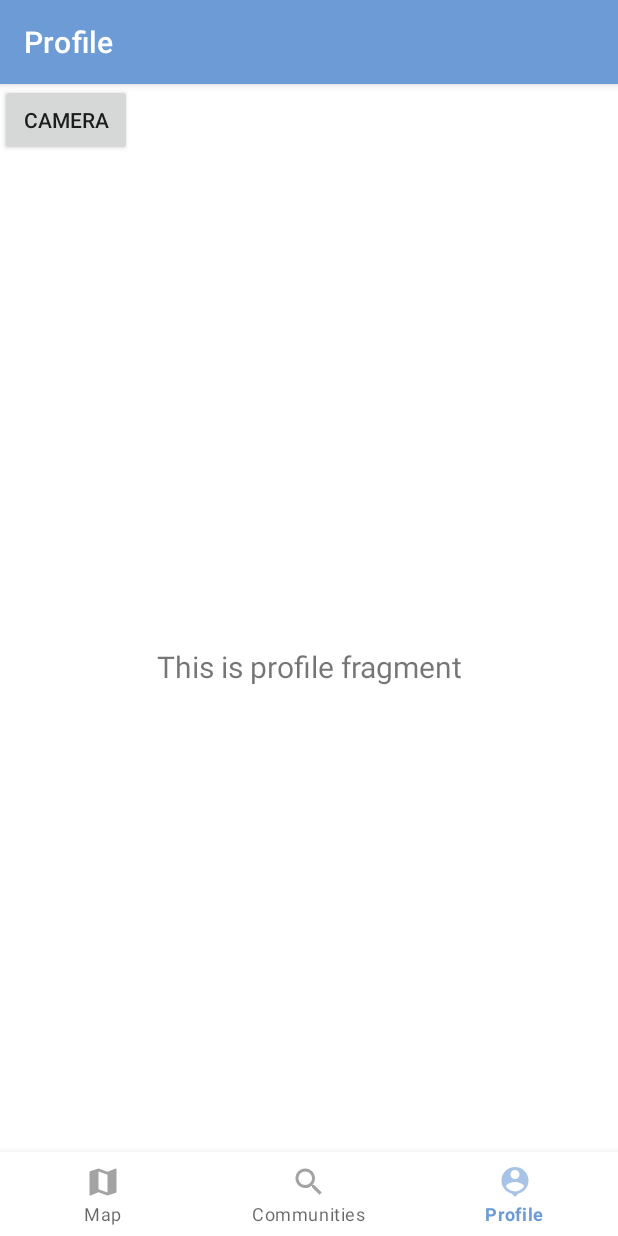
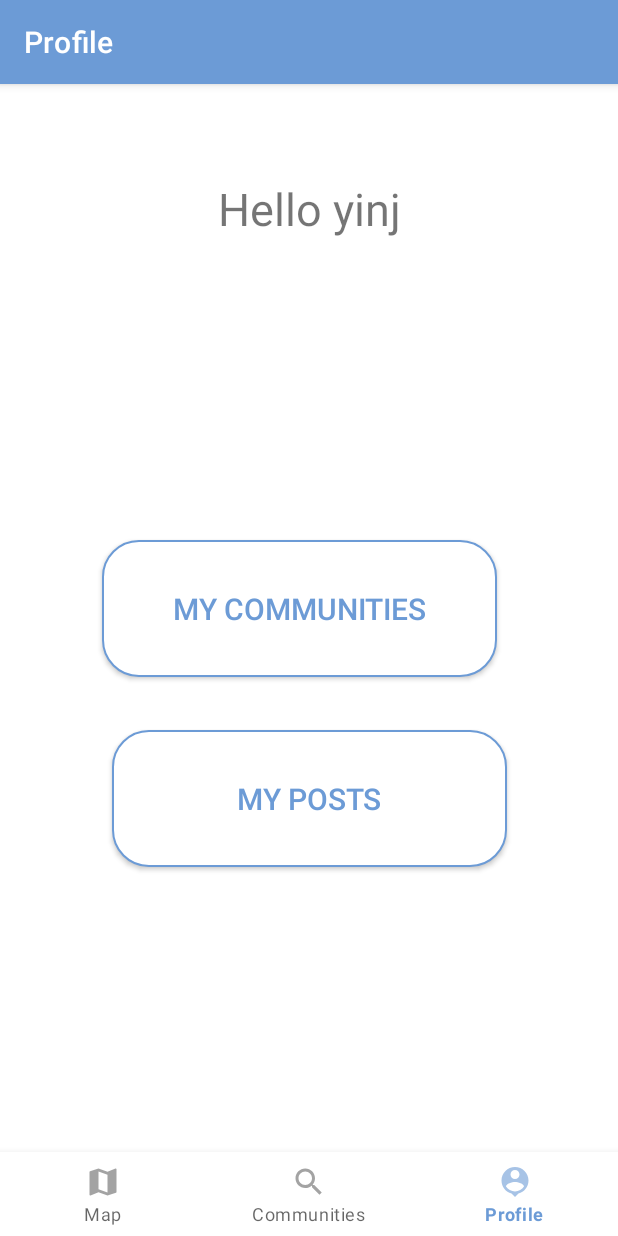
Before and after one commit to The-Ripp3r/JESS, an Android app: the ProfileFragment screen opened through its navigation route, on a phone screen of 412 x 824 dp. Run offline under Robolectric (Android 15) with nearby library versions, the phone set to English and light mode, and no system bars; our stand-ins replace navigation-ui.

Commit message:
made basic profile page functionality

```diff
--- a/app/src/main/java/com/example/jess/ui/notifications/ProfileFragment.java
+++ /dev/null
@@ -1,43 +0,0 @@
-package com.example.jess.ui.notifications;
-
-import android.content.Intent;
-import android.os.Bundle;
-import android.view.LayoutInflater;
-import android.view.View;
-import android.view.ViewGroup;
-import android.widget.TextView;
-
-import androidx.annotation.NonNull;
-import androidx.annotation.Nullable;
-import androidx.fragment.app.Fragment;
-import androidx.lifecycle.Observer;
-import androidx.lifecycle.ViewModelProvider;
-
-import com.example.jess.ARActivity;
-import com.example.jess.R;
-
-public class ProfileFragment extends Fragment {
-
-    private ProfileViewModel profileViewModel;
-
-    public View onCreateView(@NonNull LayoutInflater inflater,
-                             ViewGroup container, Bundle savedInstanceState) {
-        profileViewModel =
-                new ViewModelProvider(this).get(ProfileViewModel.class);
-        View root = inflater.inflate(R.layout.fragment_profile, container, false);
-        final TextView textView = root.findViewById(R.id.text_notifications);
-        root.findViewById(R.id.camera_button).setOnClickListener(this::startCamera);
-        profileViewModel.getText().observe(getViewLifecycleOwner(), new Observer<String>() {
-            @Override
-            public void onChanged(@Nullable String s) {
-                textView.setText(s);
-            }
-        });
-        return root;
-    }
-
-    public void startCamera(View view) {
-        Intent intent = new Intent(ProfileFragment.this.getActivity(), ARActivity.class);
-        startActivity(intent);
-    }
-}
--- /dev/null
+++ b/app/src/main/java/com/example/jess/ui/profile/ProfileFragment.java
@@ -0,0 +1,59 @@
+package com.example.jess.ui.profile;
+
+import android.content.Intent;
+import android.os.Bundle;
+import android.view.LayoutInflater;
+import android.view.View;
+import android.view.ViewGroup;
+import android.widget.TextView;
+
+import androidx.annotation.NonNull;
+import androidx.fragment.app.Fragment;
+import androidx.fragment.app.FragmentTransaction;
+import androidx.lifecycle.ViewModelProvider;
+
+import com.example.jess.ARActivity;
+import com.example.jess.Database;
+import com.example.jess.R;
+import com.example.jess.ui.myCommunities.MyCommunitiesFragment;
+import com.example.jess.ui.myPosts.MyPostsFragment;
+
+public class ProfileFragment extends Fragment {
+
+    private ProfileViewModel profileViewModel;
+
+    public View onCreateView(@NonNull LayoutInflater inflater,
+                             ViewGroup container, Bundle savedInstanceState) {
+        profileViewModel =
+                new ViewModelProvider(this).get(ProfileViewModel.class);
+        View root = inflater.inflate(R.layout.fragment_profile, container, false);
+        final TextView helloUser = root.findViewById(R.id.hello_user);
+        helloUser.setText("Hello " + Database.SIGNED_IN_USER.getUsername());
+        root.findViewById(R.id.camera_button).setOnClickListener(this::startCamera);
+        root.findViewById(R.id.my_communities_button).setOnClickListener(this::showMyCommunities);
+        root.findViewById(R.id.my_posts_button).setOnClickListener(this::showMyPosts);
+        return root;
+    }
+
+    public void startCamera(View view) {
+        Intent intent = new Intent(ProfileFragment.this.getActivity(), ARActivity.class);
+        startActivity(intent);
+    }
+
+    public void showMyCommunities(View view) {
+        Fragment fragment = new MyCommunitiesFragment();
+        replaceFragment(fragment);
+    }
+
+    public void showMyPosts(View view) {
+        Fragment fragment = new MyPostsFragment();
+        replaceFragment(fragment);
+    }
+
+    public void replaceFragment(Fragment someFragment) {
+        FragmentTransaction transaction = getParentFragmentManager().beginTransaction();
+        transaction.replace(R.id.nav_host_fragment, someFragment);
+        transaction.addToBackStack(null);
+        transaction.commit();
+    }
+}
--- a/app/src/main/java/com/example/jess/ui/notifications/ProfileViewModel.java
+++ b/app/src/main/java/com/example/jess/ui/profile/ProfileViewModel.java
@@ -1,4 +1,4 @@
-package com.example.jess.ui.notifications;
+package com.example.jess.ui.profile;
 
 import androidx.lifecycle.LiveData;
 import androidx.lifecycle.MutableLiveData;
--- a/app/src/main/res/layout/fragment_profile.xml
+++ b/app/src/main/res/layout/fragment_profile.xml
@@ -5,27 +5,69 @@
     xmlns:tools="http://schemas.android.com/tools"
     android:layout_width="match_parent"
     android:layout_height="match_parent"
-    tools:context=".ui.notifications.ProfileFragment">
+    tools:context=".ui.profile.ProfileFragment">
 
     <TextView
-        android:id="@+id/text_notifications"
+        android:id="@+id/hello_user"
         android:layout_width="match_parent"
         android:layout_height="wrap_content"
         android:layout_marginStart="8dp"
         android:layout_marginTop="8dp"
         android:layout_marginEnd="8dp"
         android:textAlignment="center"
+        android:textSize="30sp"
+        app:layout_constraintBottom_toBottomOf="parent"
+        app:layout_constraintEnd_toEndOf="parent"
+        app:layout_constraintHorizontal_bias="0.0"
+        app:layout_constraintStart_toStartOf="parent"
+        app:layout_constraintTop_toTopOf="parent"
+        app:layout_constraintVertical_bias="0.076" />
+
+    <androidx.appcompat.widget.AppCompatButton
+        android:id="@+id/camera_button"
+        android:layout_width="96dp"
+        android:layout_height="101dp"
+        android:layout_marginStart="80dp"
+        android:layout_marginTop="80dp"
+        android:background="@drawable/outline_button_effect_secondary"
+        android:text="Camera"
+        android:textColor="@color/pink"
         android:textSize="20sp"
+        app:layout_constraintBottom_toTopOf="@+id/my_communities_button"
+        app:layout_constraintEnd_toStartOf="@+id/hello_user"
+        app:layout_constraintHorizontal_bias="0.035"
+        app:layout_constraintStart_toStartOf="parent"
+        app:layout_constraintTop_toTopOf="parent"
+        app:layout_constraintVertical_bias="0.638" />
+
+    <androidx.appcompat.widget.AppCompatButton
+        android:id="@+id/my_communities_button"
+        android:layout_width="263dp"
+        android:layout_height="91dp"
+        android:textSize="20sp"
+        android:text="My Communities"
+        app:layout_constraintBottom_toTopOf="@+id/my_posts_button"
+        app:layout_constraintEnd_toEndOf="parent"
+        app:layout_constraintHorizontal_bias="0.459"
+        app:layout_constraintStart_toStartOf="parent"
+        app:layout_constraintTop_toTopOf="parent"
+        app:layout_constraintVertical_bias="0.896"
+        android:textColor="@color/blue"
+        android:background="@drawable/outline_button_effect" />
+
+    <androidx.appcompat.widget.AppCompatButton
+        android:id="@+id/my_posts_button"
+        android:layout_width="263dp"
+        android:layout_height="91dp"
+        android:textSize="20sp"
+        android:layout_marginTop="200dp"
+        android:text="My Posts"
         app:layout_constraintBottom_toBottomOf="parent"
         app:layout_constraintEnd_toEndOf="parent"
         app:layout_constraintStart_toStartOf="parent"
-        app:layout_constraintTop_toTopOf="parent" />
+        app:layout_constraintTop_toTopOf="parent"
+        app:layout_constraintVertical_bias="0.484"
+        android:textColor="@color/blue"
+        android:background="@drawable/outline_button_effect" />
 
-    <androidx.appcompat.widget.AppCompatButton
-        android:id="@+id/camera_button"
-        android:layout_width="wrap_content"
-        android:layout_height="wrap_content"
-        android:text="Camera"
-        app:layout_constraintStart_toStartOf="parent"
-        app:layout_constraintTop_toTopOf="parent" />
 </androidx.constraintlayout.widget.ConstraintLayout>
--- a/app/src/main/res/navigation/mobile_navigation.xml
+++ b/app/src/main/res/navigation/mobile_navigation.xml
@@ -19,7 +19,7 @@
 
     <fragment
         android:id="@+id/navigation_profile"
-        android:name="com.example.jess.ui.notifications.ProfileFragment"
+        android:name="com.example.jess.ui.profile.ProfileFragment"
         android:label="@string/title_profile"
         tools:layout="@layout/fragment_profile" />
 </navigation>
```
Also changed, not shown: app/src/main/java/com/example/jess/MainActivity.java (+9 -0 lines), app/src/main/java/com/example/jess/models/Post.java (+30 -2 lines), app/src/main/java/com/example/jess/ui/myCommunities/MyCommunitiesAdapter.java (added, +65 -0 lines), app/src/main/java/com/example/jess/ui/myCommunities/MyCommunitiesFragment.java (added, +63 -0 lines), app/src/main/java/com/example/jess/ui/myCommunities/MyCommunitiesViewModel.java (added, +19 -0 lines), app/src/main/java/com/example/jess/ui/myPosts/MyPostsAdapter.java (added, +57 -0 lines), app/src/main/java/com/example/jess/ui/myPosts/MyPostsFragment.java (added, +63 -0 lines), app/src/main/java/com/example/jess/ui/myPosts/MyPostsViewModel.java (added, +19 -0 lines), app/src/main/res/layout/fragment_my_communities.xml (added, +23 -0 lines), app/src/main/res/layout/fragment_my_posts.xml (added, +23 -0 lines), app/src/main/res/layout/post_list_item.xml (added, +51 -0 lines).
